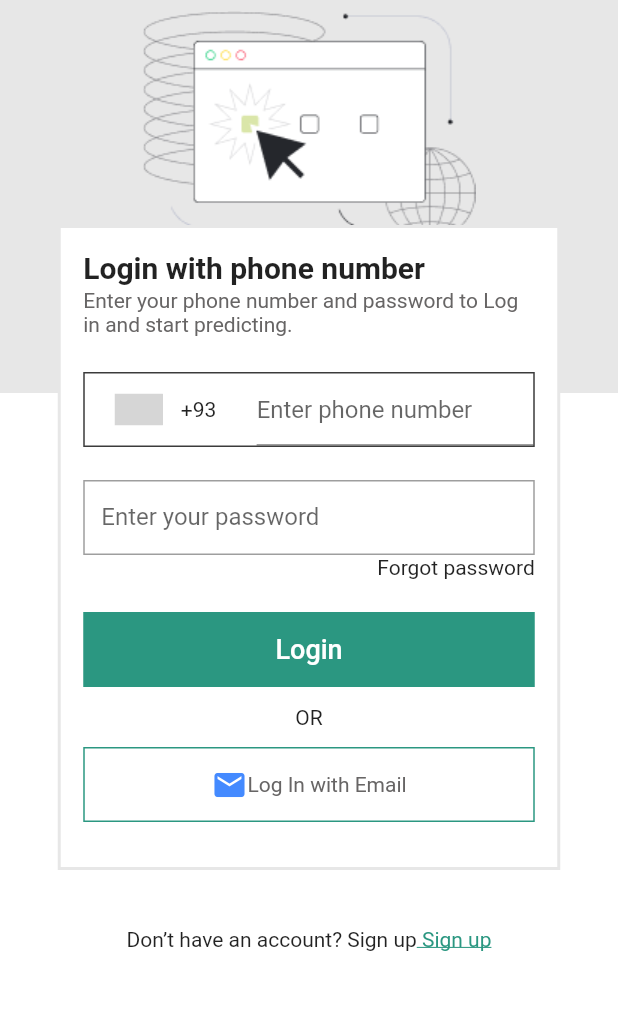
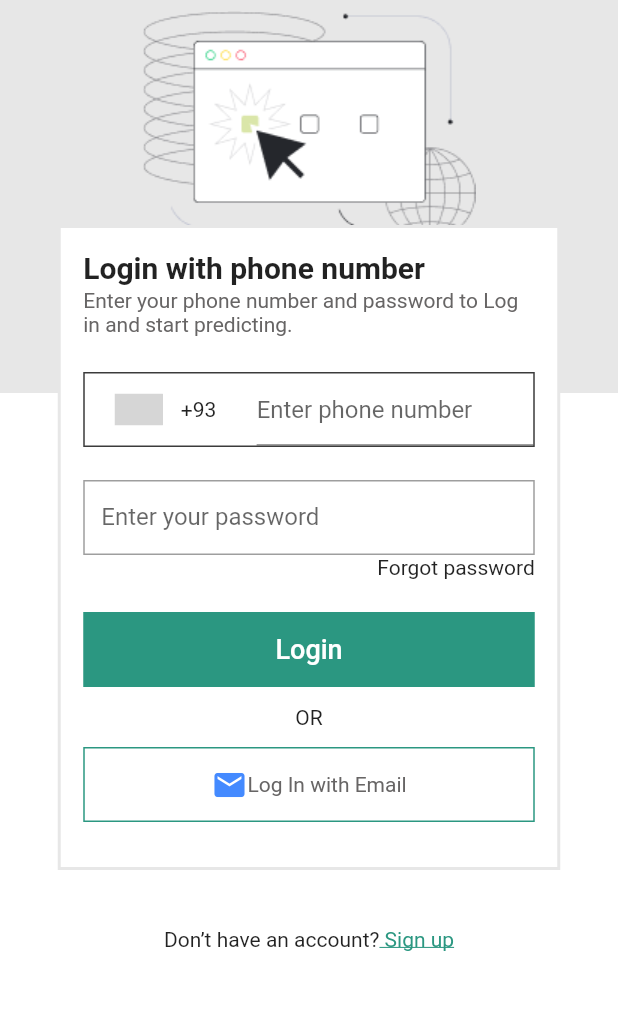
Before and after one commit to muhammedrashidm/techfriar, a Flutter app: the screen it shows after launch, on a phone screen of 412 x 824 dp, the part 225-1235 px from its top. Run offline on Flutter 3.47's test engine with Material 2 defaults, Android fonts, the light colour scheme and no system bars; drawn by our look-alikes of intl_phone_number_input; our stand-ins replace bloc, dartz, dio, flutter_bloc, freezed_annotation, get_it; grey boxes are pictures that could not be loaded.

Commit message:
first commit

```diff
--- a/lib/presentation/login/screen_login.dart
+++ b/lib/presentation/login/screen_login.dart
@@ -78,7 +78,7 @@ class _LoginScreenState extends State<LoginScreen> {
                           crossAxisAlignment: CrossAxisAlignment.center,
                           children: const [
                             Text.rich(TextSpan(children: [
-                              TextSpan(text: 'Don’t have an account? Sign up'),
+                              TextSpan(text: 'Don’t have an account?'),
                               TextSpan(
                                   text: ' Sign up',
                                   style: TextStyle(
@@ -130,7 +130,7 @@ class _LoginScreenState extends State<LoginScreen> {
                                 border:
                                     Border.all(color: MyColors.myBorderGray)),
                             child: InternationalPhoneNumberInput(
-                              selectorConfig: SelectorConfig(
+                              selectorConfig: const SelectorConfig(
                                   selectorType:
                                       PhoneInputSelectorType.BOTTOM_SHEET),
                               hintText: 'Enter phone number',
@@ -167,7 +167,7 @@ class _LoginScreenState extends State<LoginScreen> {
                             height: 22,
                           ),
                           state.isLoading
-                              ? Center(
+                              ? const Center(
                                   child: CircularProgressIndicator(),
                                 )
                               : AppButton(
```
